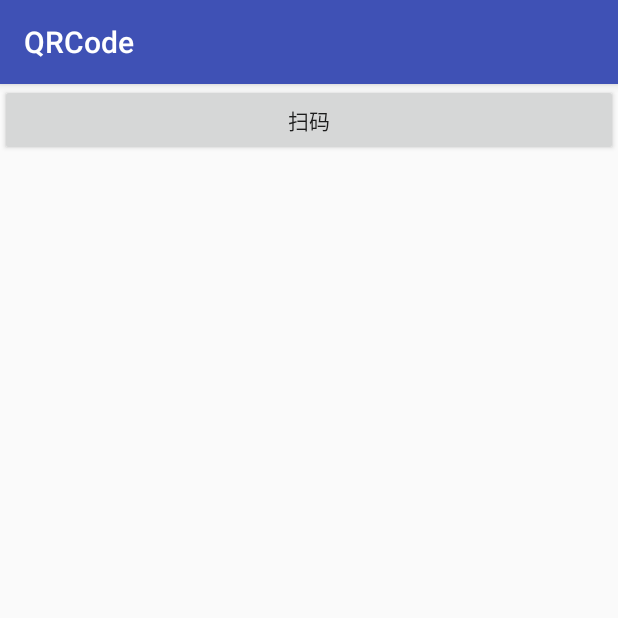
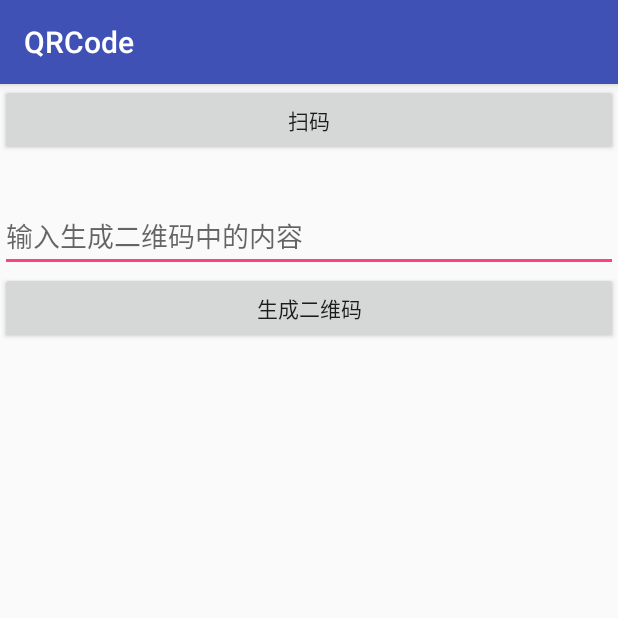
Before and after one commit to m942890653/qrCode, an Android app: the screen it shows after launch (MainActivity), on a phone screen of 412 x 824 dp, the top half of it. Run offline under Robolectric (Android 15) with nearby library versions, the phone set to English and light mode, and no system bars.

Commit message:
add QRCodeUtil

```diff
--- a/app/src/main/java/com/example/zheng/qrcode/MainActivity.java
+++ b/app/src/main/java/com/example/zheng/qrcode/MainActivity.java
@@ -2,11 +2,16 @@ package com.example.zheng.qrcode;
 
 import android.app.Activity;
 import android.content.Intent;
+import android.graphics.Bitmap;
 import android.os.Bundle;
 import android.support.v7.app.AppCompatActivity;
 import android.util.Log;
 import android.view.View;
+import android.widget.EditText;
+import android.widget.ImageView;
 import android.widget.TextView;
+
+import com.google.zxing.client.android.QRCodeUtil;
 
 public class MainActivity extends AppCompatActivity {
     private static final String TAG = "MainActivity";
@@ -27,6 +32,19 @@ public class MainActivity extends AppCompatActivity {
             }
         });
         mRvScanResult = findViewById(R.id.tv_scan_result);
+
+        final EditText etCreateQRCode = findViewById(R.id.et_create_qrcode);
+        View btCreateQRCode = findViewById(R.id.bt_create_qrcode);//生成二维码按钮
+        final ImageView ivQrCode = findViewById(R.id.iv_qr_code);
+        btCreateQRCode.setOnClickListener(new View.OnClickListener() {
+            @Override
+            public void onClick(View v) {
+                Bitmap qrCodeBitmap = QRCodeUtil.createQRCodeBitmap(etCreateQRCode.getText().toString(), 800);
+                if (qrCodeBitmap != null) {
+                    ivQrCode.setImageBitmap(qrCodeBitmap);
+                }
+            }
+        });
     }
 
     @Override
--- a/app/src/main/res/layout/activity_main.xml
+++ b/app/src/main/res/layout/activity_main.xml
@@ -21,4 +21,25 @@
         android:layout_height="wrap_content"
         tools:text="扫描结果" />
 
+    <EditText
+        android:id="@+id/et_create_qrcode"
+        android:layout_width="match_parent"
+        android:layout_height="wrap_content"
+        android:layout_marginTop="10dp"
+        android:hint="输入生成二维码中的内容" />
+
+    <Button
+        android:id="@+id/bt_create_qrcode"
+        android:layout_width="match_parent"
+        android:layout_height="wrap_content"
+        android:layout_gravity="center_horizontal"
+        android:gravity="center"
+        android:text="生成二维码" />
+
+    <ImageView
+        android:id="@+id/iv_qr_code"
+        android:layout_width="match_parent"
+        android:layout_height="wrap_content"
+        android:contentDescription="展示生成的二维码" />
+
 </LinearLayout>
--- a/qrcodeLibrary/build.gradle
+++ b/qrcodeLibrary/build.gradle
@@ -1,8 +1,8 @@
 apply plugin: 'com.android.library'
 
 android {
-    compileSdkVersion 26
-    buildToolsVersion "26.0.2"
+    compileSdkVersion 27
+    buildToolsVersion '27.0.3'
 
     defaultConfig {
         minSdkVersion 19
@@ -28,4 +28,5 @@ android {
 
 dependencies {
     implementation fileTree(dir: 'libs', include: ['*.jar'])
+    compile 'com.android.support:support-annotations:27.1.1'
 }
```
Also changed, not shown: qrcodeLibrary/src/main/java/com/google/zxing/client/android/QRCodeUtil.java (added, +265 -0 lines), app/src/main/res/drawable-xxhdpi/launcher_icon.png (deleted).
